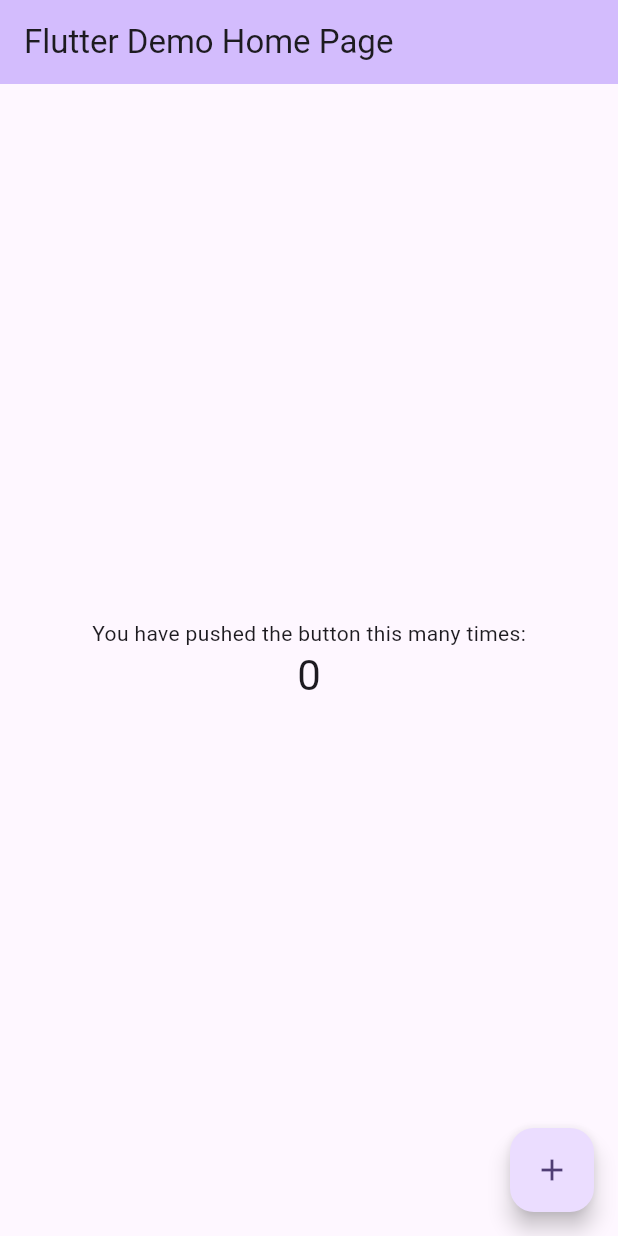
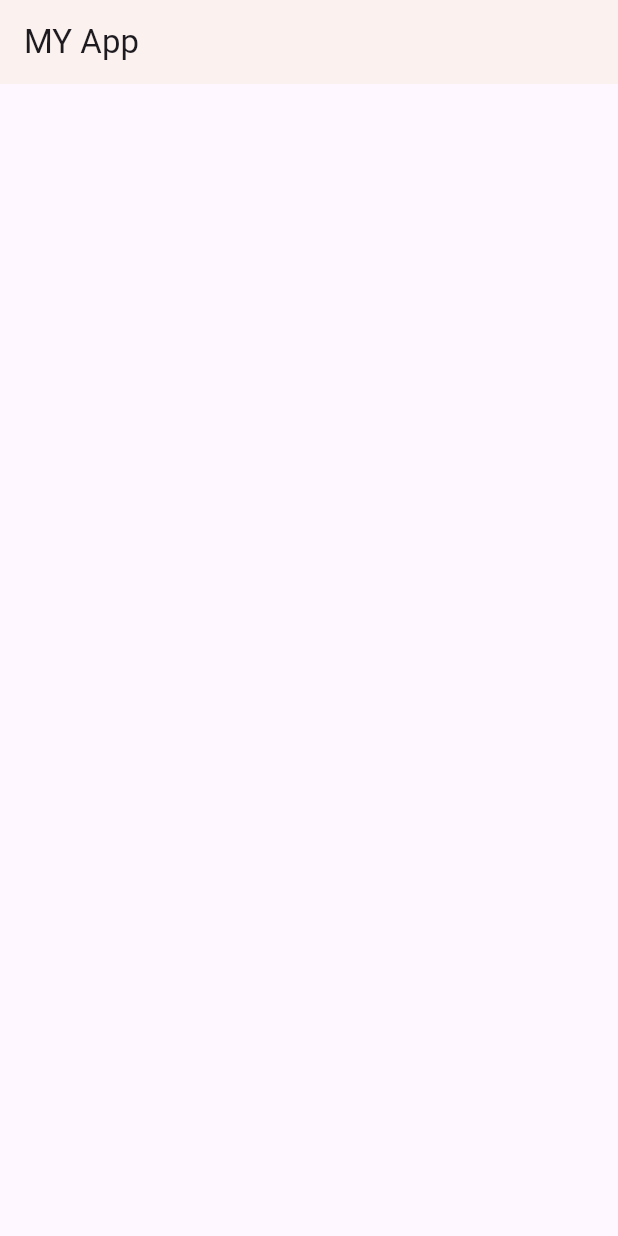
Before and after one commit to sujal-jadhav012/CodeXFlutter, a Flutter app: the screen it shows after launch, on a phone screen of 412 x 824 dp. Run offline on Flutter 3.47's test engine with Material 3 defaults, Android fonts, the light colour scheme and no system bars.

Commit message:
Assingment 1 done

```diff
--- /dev/null
+++ b/practical_1/lib/Assingment1.dart
@@ -0,0 +1,16 @@
+import 'package:flutter/material.dart';
+
+class Assingment1 extends StatelessWidget {
+  const Assingment1({super.key});
+
+  @override
+  Widget build(BuildContext context) {
+    return Scaffold(
+      appBar: AppBar(
+      backgroundColor: Color.fromARGB(20, 213, 169, 39),
+        title:Text("MY App") ,
+
+      ),
+    );
+  }
+}
--- a/practical_1/lib/main.dart
+++ b/practical_1/lib/main.dart
@@ -1,4 +1,5 @@
 import 'package:flutter/material.dart';
+import 'package:practical_1/Assingment1.dart';
 
 void main() {
   runApp(const MyApp());
@@ -11,27 +12,8 @@
   @override
   Widget build(BuildContext context) {
     return MaterialApp(
-      title: 'Flutter Demo',
-      theme: ThemeData(
-        // This is the theme of your application.
-        //
-        // TRY THIS: Try running your application with "flutter run". You'll see
-        // the application has a purple toolbar. Then, without quitting the app,
-        // try changing the seedColor in the colorScheme below to Colors.green
-        // and then invoke "hot reload" (save your changes or press the "hot
-        // reload" button in a Flutter-supported IDE, or press "r" if you used
-        // the command line to start the app).
-        //
-        // Notice that the counter didn't reset back to zero; the application
-        // state is not lost during the reload. To reset the state, use hot
-        // restart instead.
-        //
-        // This works for code too, not just values: Most code changes can be
-        // tested with just a hot reload.
-        colorScheme: ColorScheme.fromSeed(seedColor: Colors.deepPurple),
-        useMaterial3: true,
-      ),
-      home: const MyHomePage(title: 'Flutter Demo Home Page'),
+
+      home:Assingment1(),
     );
   }
 }
```
